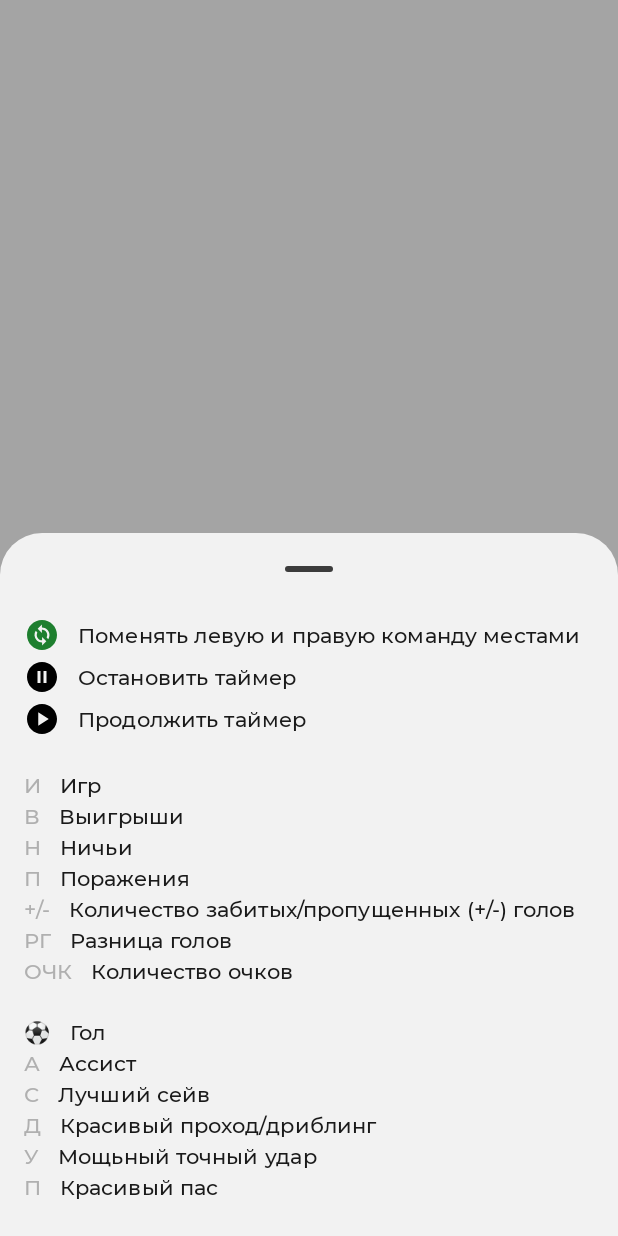
After one commit to qdri1/senbombardir, an Android app built with Jetpack Compose: the composable GameInfoBottomSheet shown on its own in the app's theme, on a phone screen of 412 x 824 dp. The commit adds this screen. Run offline under Robolectric (Android 15) with nearby library versions, the phone set to English and light mode, and no system bars.

Commit message:
game info bottom sheet

```diff
--- /dev/null
+++ b/app/src/main/java/com/alimapps/senbombardir/ui/model/types/GameInfo.kt
@@ -0,0 +1,28 @@
+package com.alimapps.senbombardir.ui.model.types
+
+import com.alimapps.senbombardir.R
+
+enum class LiveGameBlockInfo(val drawableRes: Int, val descriptionRes: Int) {
+    ReplaceTeams(drawableRes = R.drawable.ic_change, descriptionRes = R.string.live_game_info_replace_teams),
+    PauseTimer(drawableRes = R.drawable.ic_pause_circled, descriptionRes = R.string.live_game_info_pause_timer),
+    PlayTimer(drawableRes = R.drawable.ic_play_circled, descriptionRes = R.string.live_game_info_play_timer),
+}
+
+enum class TeamsBlockInfo(val stringRes: Int, val descriptionRes: Int) {
+    Games(stringRes = R.string.team_result_games, descriptionRes = R.string.teams_block_info_games),
+    Wins(stringRes = R.string.team_result_wins, descriptionRes = R.string.teams_block_info_wins),
+    Draws(stringRes = R.string.team_result_draws, descriptionRes = R.string.teams_block_info_draws),
+    Loses(stringRes = R.string.team_result_loses, descriptionRes = R.string.teams_block_info_loses),
+    GoalsConceded(stringRes = R.string.team_result_goals_conceded, descriptionRes = R.string.teams_block_info_goals_conceded),
+    GoalsDifference(stringRes = R.string.team_result_goals_difference, descriptionRes = R.string.teams_block_info_goals_difference),
+    Points(stringRes = R.string.team_result_points, descriptionRes = R.string.teams_block_info_points),
+}
+
+enum class PlayersBlockInfo(val stringRes: Int, val descriptionRes: Int) {
+    Goals(stringRes = R.string.player_result_goals, descriptionRes = R.string.players_block_info_goals),
+    Assists(stringRes = R.string.player_result_assists, descriptionRes = R.string.players_block_info_assists),
+    Saves(stringRes = R.string.player_result_saves, descriptionRes = R.string.players_block_info_saves),
+    Dribbles(stringRes = R.string.player_result_dribbles, descriptionRes = R.string.players_block_info_dribbles),
+    Shots(stringRes = R.string.player_result_shots, descriptionRes = R.string.players_block_info_shots),
+    Passes(stringRes = R.string.player_result_passes, descriptionRes = R.string.players_block_info_passes),
+}
--- a/app/src/main/java/com/alimapps/senbombardir/ui/screen/game/GameEffect.kt
+++ b/app/src/main/java/com/alimapps/senbombardir/ui/screen/game/GameEffect.kt
@@ -13,5 +13,6 @@ sealed interface GameEffect : DebounceEffect {
     data object ShowClearResultsConfirmationBottomSheet : GameEffect
     data object ShowFinishGameConfirmationBottomSheet : GameEffect
     data object ShowGoBackConfirmationBottomSheet : GameEffect
+    data object ShowGameInfoBottomSheet : GameEffect
     class ShowSnackbar(val stringRes: Int) : GameEffect
 }
--- a/app/src/main/java/com/alimapps/senbombardir/ui/screen/game/GameScreen.kt
+++ b/app/src/main/java/com/alimapps/senbombardir/ui/screen/game/GameScreen.kt
@@ -53,9 +53,9 @@ import com.alimapps.senbombardir.ui.screen.game.widget.block.PlayersResultsBlock
 import com.alimapps.senbombardir.ui.screen.game.widget.block.SoundsBlock
 import com.alimapps.senbombardir.ui.screen.game.widget.block.TeamsResultsBlock
 import com.alimapps.senbombardir.ui.screen.game.widget.bottomsheet.ConfirmationBottomSheet
+import com.alimapps.senbombardir.ui.screen.game.widget.bottomsheet.GameInfoBottomSheet
 import com.alimapps.senbombardir.ui.screen.game.widget.bottomsheet.OptionPlayersBottomSheet
 import com.alimapps.senbombardir.ui.screen.game.widget.bottomsheet.StayTeamSelectionBottomSheet
-import com.alimapps.senbombardir.ui.utils.parseHexColor
 import kotlinx.coroutines.flow.collectLatest
 import org.koin.compose.koinInject
 
@@ -90,6 +90,7 @@ private fun GameScreenContent(
     var showClearResultsConfirmation by remember { mutableStateOf(false) }
     var showFinishGameConfirmation by remember { mutableStateOf(false) }
     var showGoBackConfirmation by remember { mutableStateOf(false) }
+    var showGameInfo by remember { mutableStateOf(false) }
 
     BackHandler {
         onAction(GameAction.OnBackClicked)
@@ -121,6 +122,7 @@ private fun GameScreenContent(
                 is GameEffect.ShowClearResultsConfirmationBottomSheet -> showClearResultsConfirmation = true
                 is GameEffect.ShowFinishGameConfirmationBottomSheet -> showFinishGameConfirmation = true
                 is GameEffect.ShowGoBackConfirmationBottomSheet -> showGoBackConfirmation = true
+                is GameEffect.ShowGameInfoBottomSheet -> showGameInfo = true
                 is GameEffect.ShowSnackbar -> {
                     snackbarHostState.showSnackbar(message = context.getString(effect.stringRes))
                 }
@@ -271,5 +273,10 @@ private fun GameScreenContent(
                 onDismissed = { showGoBackConfirmation = false },
             )
         }
+        showGameInfo -> {
+            GameInfoBottomSheet(
+                onDismissed = { showGameInfo = false },
+            )
+        }
     }
 }
--- a/app/src/main/java/com/alimapps/senbombardir/ui/screen/game/GameViewModel.kt
+++ b/app/src/main/java/com/alimapps/senbombardir/ui/screen/game/GameViewModel.kt
@@ -269,7 +269,7 @@ class GameViewModel(
     }
 
     private fun onInfoClicked() {
-        // TODO
+        setEffectSafely(GameEffect.ShowGameInfoBottomSheet)
     }
 
     private fun onStartFinishButtonClicked() {
--- /dev/null
+++ b/app/src/main/java/com/alimapps/senbombardir/ui/screen/game/widget/bottomsheet/GameInfoBottomSheet.kt
@@ -0,0 +1,112 @@
+package com.alimapps.senbombardir.ui.screen.game.widget.bottomsheet
+
+import androidx.compose.foundation.layout.Arrangement
+import androidx.compose.foundation.layout.Column
+import androidx.compose.foundation.layout.Row
+import androidx.compose.foundation.layout.Spacer
+import androidx.compose.foundation.layout.fillMaxWidth
+import androidx.compose.foundation.layout.height
+import androidx.compose.foundation.layout.padding
+import androidx.compose.material3.ExperimentalMaterial3Api
+import androidx.compose.material3.Icon
+import androidx.compose.material3.MaterialTheme
+import androidx.compose.material3.ModalBottomSheet
+import androidx.compose.material3.Text
+import androidx.compose.material3.rememberModalBottomSheetState
+import androidx.compose.runtime.Composable
+import androidx.compose.ui.Alignment
+import androidx.compose.ui.Modifier
+import androidx.compose.ui.graphics.Color
+import androidx.compose.ui.res.painterResource
+import androidx.compose.ui.res.stringResource
+import androidx.compose.ui.unit.dp
+import com.alimapps.senbombardir.ui.model.types.LiveGameBlockInfo
+import com.alimapps.senbombardir.ui.model.types.PlayersBlockInfo
+import com.alimapps.senbombardir.ui.model.types.TeamsBlockInfo
+
+@OptIn(ExperimentalMaterial3Api::class)
+@Composable
+fun GameInfoBottomSheet(
+    onDismissed: () -> Unit,
+) {
+    ModalBottomSheet(
+        onDismissRequest = { onDismissed() },
+        sheetState = rememberModalBottomSheetState(skipPartiallyExpanded = true),
+        containerColor = MaterialTheme.colorScheme.background,
+    ) {
+        Column(
+            verticalArrangement = Arrangement.spacedBy(4.dp),
+            modifier = Modifier
+                .fillMaxWidth()
+                .padding(vertical = 8.dp)
+                .padding(horizontal = 16.dp),
+        ) {
+            LiveGameBlockInfo.entries.forEach { info ->
+                val color = if (info == LiveGameBlockInfo.ReplaceTeams) {
+                    MaterialTheme.colorScheme.primary
+                } else {
+                    Color.Black
+                }
+                Row(
+                    horizontalArrangement = Arrangement.spacedBy(12.dp),
+                    verticalAlignment = Alignment.CenterVertically,
+                    modifier = Modifier.fillMaxWidth()
+                ) {
+                    Icon(
+                        painter = painterResource(id = info.drawableRes),
+                        contentDescription = "GameScreenEditIcon",
+                        tint = color,
+                    )
+                    Text(
+                        text = stringResource(id = info.descriptionRes),
+                        color = MaterialTheme.colorScheme.onSurface,
+                        style = MaterialTheme.typography.labelSmall,
+                    )
+                }
+            }
+            Spacer(modifier = Modifier.height(16.dp))
+            TeamsBlockInfo.entries.forEach { info ->
+                Row(
+                    horizontalArrangement = Arrangement.spacedBy(12.dp),
+                    verticalAlignment = Alignment.CenterVertically,
+                    modifier = Modifier.fillMaxWidth()
+                ) {
+                    Text(
+                        text = stringResource(id = info.stringRes),
+                        color = MaterialTheme.colorScheme.outline,
+                        style = MaterialTheme.typography.labelSmall,
+                    )
+                    Text(
+                        text = stringResource(id = info.descriptionRes),
+                        color = MaterialTheme.colorScheme.onSurface,
+                        style = MaterialTheme.typography.labelSmall,
+                    )
+                }
+            }
+            Spacer(modifier = Modifier.height(16.dp))
+            PlayersBlockInfo.entries.forEach { info ->
+                Row(
+                    horizontalArrangement = Arrangement.spacedBy(12.dp),
+                    verticalAlignment = Alignment.CenterVertically,
+                    modifier = Modifier.fillMaxWidth()
+                ) {
+                    Text(
+                        text = stringResource(id = info.stringRes),
+                        color = MaterialTheme.colorScheme.outline,
+                        style = MaterialTheme.typography.labelSmall,
+                    )
+                    Text(
+                        text = stringResource(id = info.descriptionRes),
+                        color = MaterialTheme.colorScheme.onSurface,
+                        style = MaterialTheme.typography.labelSmall,
+                    )
+                }
+            }
+        }
+        Spacer(
+            modifier = Modifier
+                .fillMaxWidth()
+                .height(16.dp)
+        )
+    }
+}
--- a/app/src/main/res/values/strings.xml
+++ b/app/src/main/res/values/strings.xml
@@ -111,4 +111,23 @@
     <string name="function_info">Инфо</string>
     <string name="function_remove">Удалить игру</string>
 
+    <string name="live_game_info_replace_teams">Поменять левую и правую команду местами</string>
+    <string name="live_game_info_pause_timer">Остановить таймер</string>
+    <string name="live_game_info_play_timer">Продолжить таймер</string>
+
+    <string name="teams_block_info_games">Игр</string>
+    <string name="teams_block_info_wins">Выигрыши</string>
+    <string name="teams_block_info_draws">Ничьи</string>
+    <string name="teams_block_info_loses">Поражения</string>
+    <string name="teams_block_info_goals_conceded">Количество забитых/пропущенных (+/-) голов</string>
+    <string name="teams_block_info_goals_difference">Разница голов</string>
+    <string name="teams_block_info_points">Количество очков</string>
+
+    <string name="players_block_info_goals">Гол</string>
+    <string name="players_block_info_assists">Ассист</string>
+    <string name="players_block_info_saves">Лучший сейв</string>
+    <string name="players_block_info_dribbles">Красивый проход/дриблинг</string>
+    <string name="players_block_info_shots">Мощьный точный удар</string>
+    <string name="players_block_info_passes">Красивый пас</string>
+
 </resources>
```
